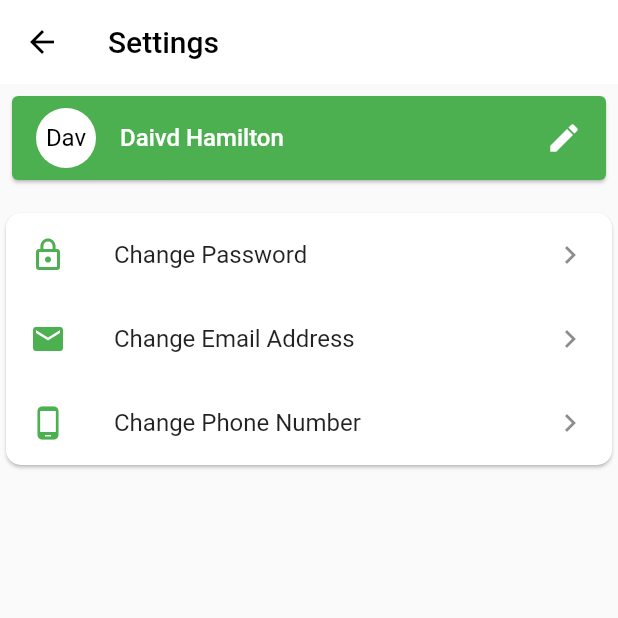
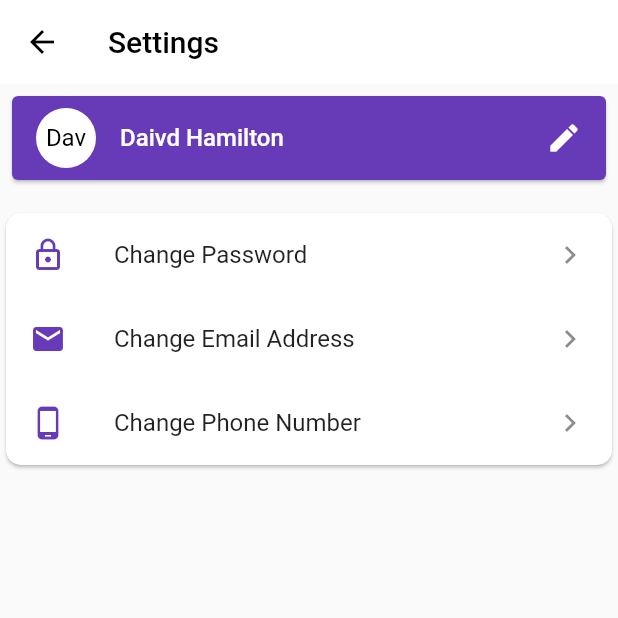
Before and after one commit to daLoach20/426GroupProject, a Flutter app: the SettingsScreen screen opened by its route, on a phone screen of 412 x 824 dp, the top half of it. Run offline on Flutter 3.47's test engine with Material 2 defaults, Android fonts, the phone set to English and light mode, and no system bars.

Commit message:
fixing colors

```diff
--- a/mobile_wallet_app/lib/screens/settings_screen.dart
+++ b/mobile_wallet_app/lib/screens/settings_screen.dart
@@ -45,7 +45,7 @@ class SettingsScreen extends StatelessWidget {
           children: <Widget>[
             Card(
               margin: const EdgeInsets.all(8.0),
-              color: Colors.green,
+              color: Colors.deepPurple,
               child: ListTile(
                 title: Text(
                   userName = "Daivd Hamilton" ,
@@ -70,7 +70,7 @@ class SettingsScreen extends StatelessWidget {
                   ListTile(
                     leading: Icon(
                       Icons.lock_outline,
-                      color: Colors.green,
+                      color: Colors.deepPurple,
                     ),
                     title: Text("Change Password"),
                     trailing: Icon(Icons.keyboard_arrow_right),
@@ -81,7 +81,7 @@ class SettingsScreen extends StatelessWidget {
                   ListTile(
                     leading: Icon(
                       Icons.email,
-                      color: Colors.green,
+                      color: Colors.deepPurple,
                     ),
                     title: Text("Change Email Address"),
                     trailing: Icon(Icons.keyboard_arrow_right),
@@ -92,7 +92,7 @@ class SettingsScreen extends StatelessWidget {
                   ListTile(
                     leading: Icon(
                       Icons.phone_android,
-                      color: Colors.green,
+                      color: Colors.deepPurple,
                     ),
                     title: Text("Change Phone Number"),
                     trailing: Icon(Icons.keyboard_arrow_right),
--- a/mobile_wallet_app/lib/screens/support_screen.dart
+++ b/mobile_wallet_app/lib/screens/support_screen.dart
@@ -15,7 +15,7 @@ class SupportScreen extends StatelessWidget {
     return Scaffold(
         appBar: AppBar(
           title: Text('Support Page'),
-          backgroundColor: Colors.green,
+          backgroundColor: Colors.deepPurple,
           elevation: 0,
         ),
         body: SingleChildScrollView(
@@ -106,7 +106,7 @@ class SupportScreen extends StatelessWidget {
                       child: Text(
                         'https://github.com/thisis/a/fake/link.app.',
                         textAlign: TextAlign.center,
-                        style: TextStyle(fontSize: 13.0, color: Colors.green),
+                        style: TextStyle(fontSize: 13.0, color: Colors.deepPurpleAccent),
                       ),
                       onTap: () async {
 
```
